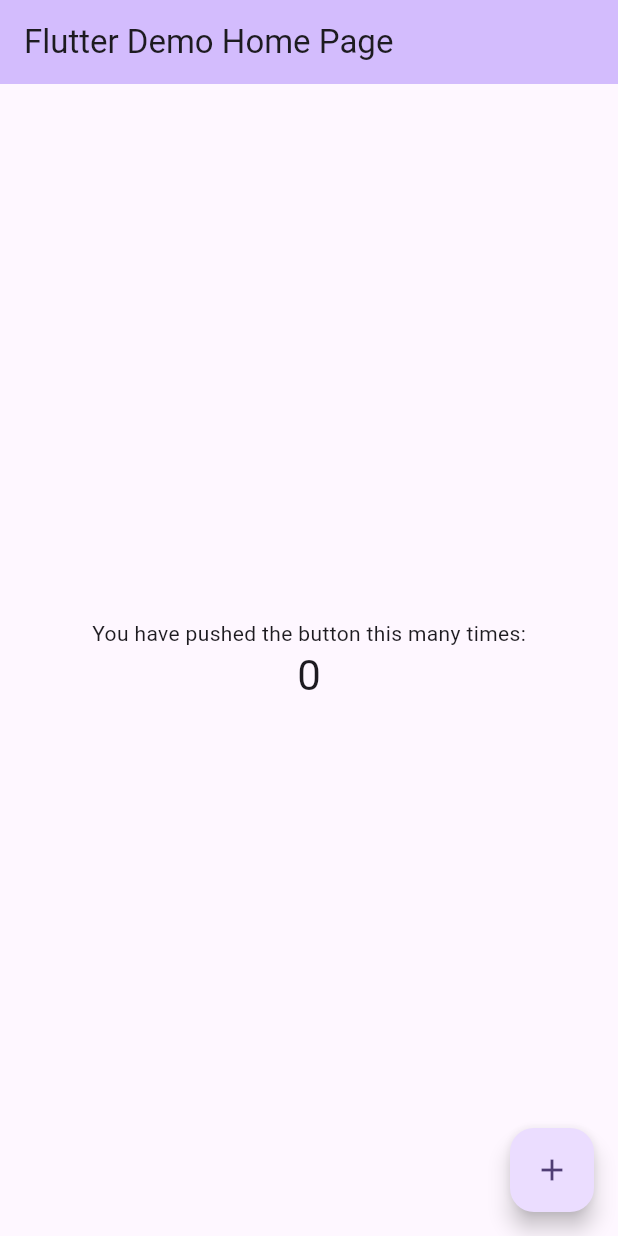
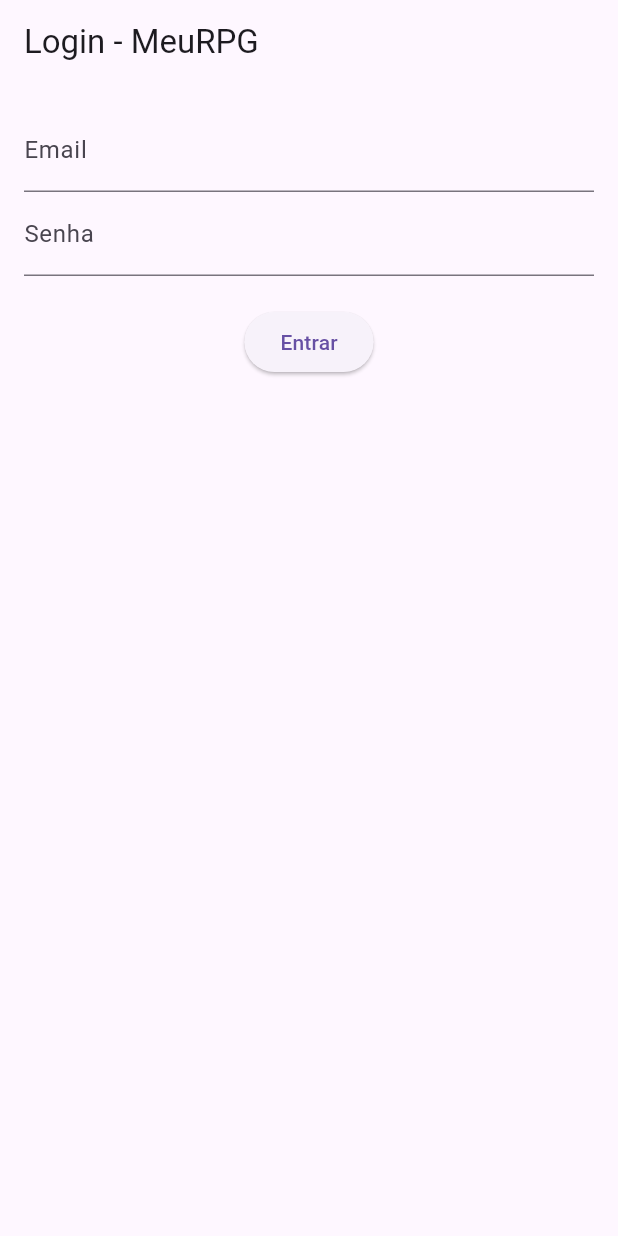
Before and after one commit to JoouJoou/MeuRPG, a Flutter app: the screen it shows after launch, on a phone screen of 412 x 824 dp. Run offline on Flutter 3.47's test engine with Material 3 defaults, Android fonts, the light colour scheme and no system bars; our stand-ins replace firebase_auth, firebase_core; accounts and stored records are empty.

Commit message:
Firebase config and login start

```diff
--- a/meurpg/lib/main.dart
+++ b/meurpg/lib/main.dart
@@ -1,122 +1,23 @@
 import 'package:flutter/material.dart';
+import 'package:firebase_core/firebase_core.dart';
+import 'presentation/screens/auth/login_screen.dart';
+import 'firebase_options.dart'; // Gerado automaticamente depois
 
-void main() {
-  runApp(const MyApp());
+void main() async {
+  WidgetsFlutterBinding.ensureInitialized();
+  await Firebase.initializeApp(options: DefaultFirebaseOptions.currentPlatform);
+  runApp(const MeuRPGApp());
 }
 
-class MyApp extends StatelessWidget {
-  const MyApp({super.key});
+class MeuRPGApp extends StatelessWidget {
+  const MeuRPGApp({super.key});
 
-  // This widget is the root of your application.
   @override
   Widget build(BuildContext context) {
     return MaterialApp(
-      title: 'Flutter Demo',
-      theme: ThemeData(
-        // This is the theme of your application.
-        //
-        // TRY THIS: Try running your application with "flutter run". You'll see
-        // the application has a purple toolbar. Then, without quitting the app,
-        // try changing the seedColor in the colorScheme below to Colors.green
-        // and then invoke "hot reload" (save your changes or press the "hot
-        // reload" button in a Flutter-supported IDE, or press "r" if you used
-        // the command line to start the app).
-        //
-        // Notice that the counter didn't reset back to zero; the application
-        // state is not lost during the reload. To reset the state, use hot
-        // restart instead.
-        //
-        // This works for code too, not just values: Most code changes can be
-        // tested with just a hot reload.
-        colorScheme: ColorScheme.fromSeed(seedColor: Colors.deepPurple),
-      ),
-      home: const MyHomePage(title: 'Flutter Demo Home Page'),
+      title: 'Meu RPG',
+      debugShowCheckedModeBanner: false,
+      home: LoginScreen(),
     );
   }
 }
-
-class MyHomePage extends StatefulWidget {
-  const MyHomePage({super.key, required this.title});
-
-  // This widget is the home page of your application. It is stateful, meaning
-  // that it has a State object (defined below) that contains fields that affect
-  // how it looks.
-
-  // This class is the configuration for the state. It holds the values (in this
-  // case the title) provided by the parent (in this case the App widget) and
-  // used by the build method of the State. Fields in a Widget subclass are
-  // always marked "final".
-
-  final String title;
-
-  @override
-  State<MyHomePage> createState() => _MyHomePageState();
-}
-
-class _MyHomePageState extends State<MyHomePage> {
-  int _counter = 0;
-
-  void _incrementCounter() {
-    setState(() {
-      // This call to setState tells the Flutter framework that something has
-      // changed in this State, which causes it to rerun the build method below
-      // so that the display can reflect the updated values. If we changed
-      // _counter without calling setState(), then the build method would not be
-      // called again, and so nothing would appear to happen.
-      _counter++;
-    });
-  }
-
-  @override
-  Widget build(BuildContext context) {
-    // This method is rerun every time setState is called, for instance as done
-    // by the _incrementCounter method above.
-    //
-    // The Flutter framework has been optimized to make rerunning build methods
-    // fast, so that you can just rebuild anything that needs updating rather
-    // than having to individually change instances of widgets.
-    return Scaffold(
-      appBar: AppBar(
-        // TRY THIS: Try changing the color here to a specific color (to
-        // Colors.amber, perhaps?) and trigger a hot reload to see the AppBar
-        // change color while the other colors stay the same.
-        backgroundColor: Theme.of(context).colorScheme.inversePrimary,
-        // Here we take the value from the MyHomePage object that was created by
-        // the App.build method, and use it to set our appbar title.
-        title: Text(widget.title),
-      ),
-      body: Center(
-        // Center is a layout widget. It takes a single child and positions it
-        // in the middle of the parent.
-        child: Column(
-          // Column is also a layout widget. It takes a list of children and
-          // arranges them vertically. By default, it sizes itself to fit its
-          // children horizontally, and tries to be as tall as its parent.
-          //
-          // Column has various properties to control how it sizes itself and
-          // how it positions its children. Here we use mainAxisAlignment to
-          // center the children vertically; the main axis here is the vertical
-          // axis because Columns are vertical (the cross axis would be
-          // horizontal).
-          //
-          // TRY THIS: Invoke "debug painting" (choose the "Toggle Debug Paint"
-          // action in the IDE, or press "p" in the console), to see the
-          // wireframe for each widget.
-          mainAxisAlignment: MainAxisAlignment.center,
-          children: <Widget>[
-            const Text('You have pushed the button this many times:'),
-            Text(
-              '$_counter',
-              style: Theme.of(context).textTheme.headlineMedium,
-            ),
-          ],
-        ),
-      ),
-      floatingActionButton: FloatingActionButton(
-        onPressed: _incrementCounter,
-        tooltip: 'Increment',
-        child: const Icon(Icons.add),
-      ), // This trailing comma makes auto-formatting nicer for build methods.
-    );
-  }
-}
--- /dev/null
+++ b/meurpg/lib/presentation/screens/auth/login_screen.dart
@@ -0,0 +1,55 @@
+import 'package:flutter/material.dart';
+import 'package:firebase_auth/firebase_auth.dart';
+
+class LoginScreen extends StatefulWidget {
+  const LoginScreen({super.key});
+
+  @override
+  State<LoginScreen> createState() => _LoginScreenState();
+}
+
+class _LoginScreenState extends State<LoginScreen> {
+  final emailController = TextEditingController();
+  final passwordController = TextEditingController();
+
+  Future<void> login() async {
+    try {
+      await FirebaseAuth.instance.signInWithEmailAndPassword(
+        email: emailController.text.trim(),
+        password: passwordController.text.trim(),
+      );
+      ScaffoldMessenger.of(context).showSnackBar(
+        const SnackBar(content: Text('Login realizado com sucesso!')),
+      );
+    } catch (e) {
+      ScaffoldMessenger.of(
+        context,
+      ).showSnackBar(SnackBar(content: Text('Erro: $e')));
+    }
+  }
+
+  @override
+  Widget build(BuildContext context) {
+    return Scaffold(
+      appBar: AppBar(title: const Text('Login - MeuRPG')),
+      body: Padding(
+        padding: const EdgeInsets.all(16),
+        child: Column(
+          children: [
+            TextField(
+              controller: emailController,
+              decoration: const InputDecoration(labelText: 'Email'),
+            ),
+            TextField(
+              controller: passwordController,
+              decoration: const InputDecoration(labelText: 'Senha'),
+              obscureText: true,
+            ),
+            const SizedBox(height: 20),
+            ElevatedButton(onPressed: login, child: const Text('Entrar')),
+          ],
+        ),
+      ),
+    );
+  }
+}
```
Also changed, not shown: meurpg/pubspec.yaml (+4 -68 lines), meurpg/firebase.json (added), meurpg/lib/firebase_options.dart (added), meurpg/pubspec.lock, 7 other files.
